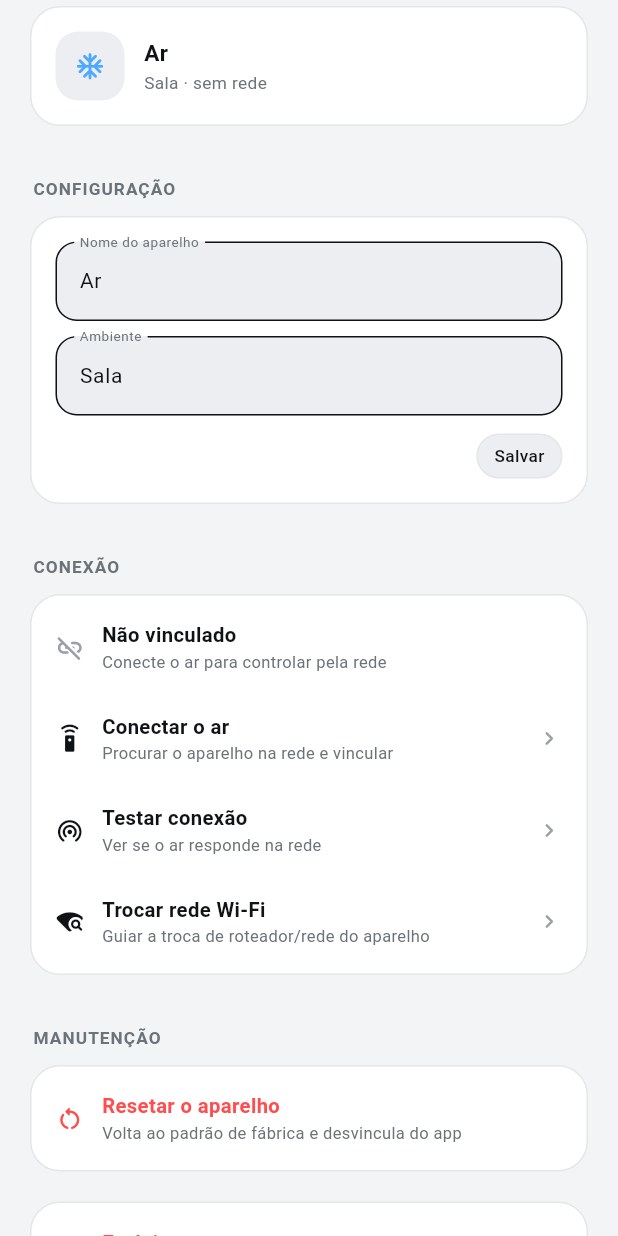
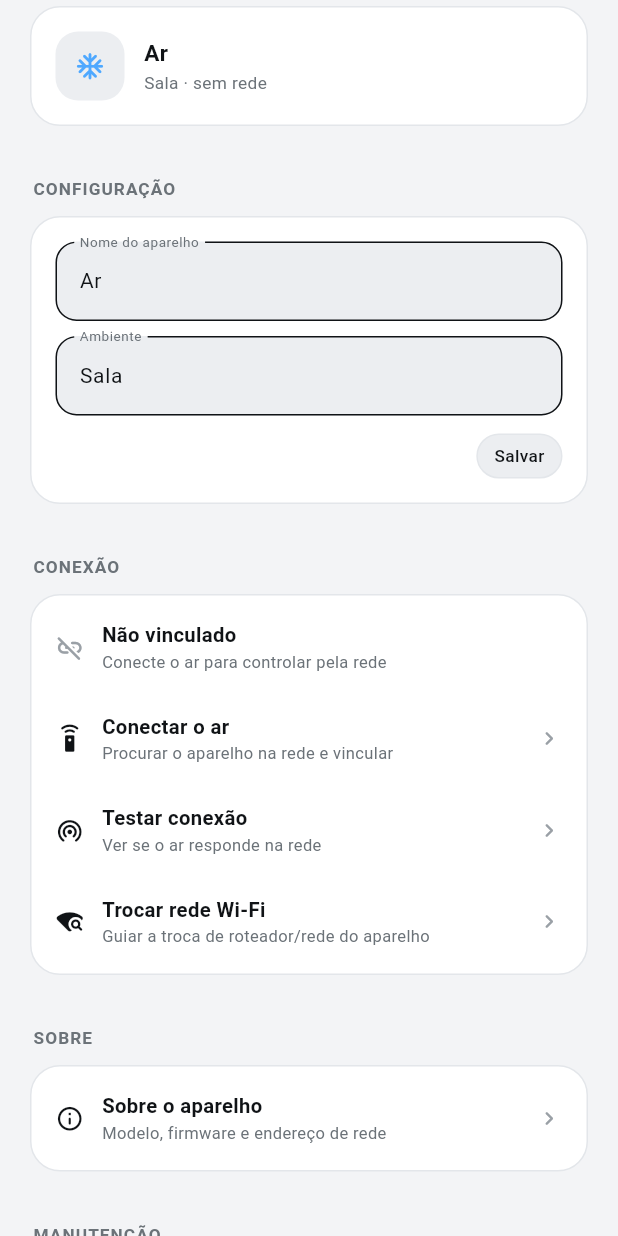
Before and after one commit to matheusvcl/Gree-App, a Flutter app: the DeviceManageScreen widget shown alone on an empty page, opened directly with empty values, on a phone screen of 412 x 824 dp. Run offline on Flutter 3.47's test engine with Material 3 defaults, Android fonts, the phone set to English and light mode, and no system bars; our stand-ins replace geolocator, open_filex, qr_flutter, shared_preferences; missing offline and left inert: pointycastle; accounts and stored records are empty; network calls fail.

Commit message:
feat: área Sobre o aparelho + espaçamento dos botões da barra
Nova tela com nome, ambiente, modelo (ID), versão/firmware, rede, IP e MAC, aberta pela seção Sobre do Gerenciar ar. Firmware e modelo são salvos no pareamento. ActionBar ganha espaço entre os botões.

```diff
--- a/lib/screens/device_manage.dart
+++ b/lib/screens/device_manage.dart
@@ -4,6 +4,7 @@ import '../state.dart';
 import '../widgets.dart';
 import '../services/gree_lan.dart';
 import 'device_pairing.dart';
+import 'device_about.dart';
 
 /* Gestão individual do aparelho: identidade, conexão LAN (vincular, testar,
    trocar rede) e reset. As ações falam com o protocolo Gree de verdade. */
@@ -215,6 +216,17 @@ class _DeviceManageScreenState extends State<DeviceManageScreen> {
           ),
         ]),
       ),
+      const SectionTitle('Sobre'),
+      AppCard(
+        padding: const EdgeInsets.symmetric(horizontal: 16, vertical: 4),
+        child: _connRow(
+          p,
+          icon: Icons.info_outline_rounded,
+          title: 'Sobre o aparelho',
+          sub: 'Modelo, firmware e endereço de rede',
+          onTap: () => Navigator.push(context, MaterialPageRoute(builder: (_) => DeviceAboutScreen(st: st))),
+        ),
+      ),
       const SectionTitle('Manutenção'),
       AppCard(
         padding: const EdgeInsets.symmetric(horizontal: 16, vertical: 4),
--- a/lib/screens/device_pairing.dart
+++ b/lib/screens/device_pairing.dart
@@ -63,6 +63,8 @@ class _DevicePairingScreenState extends State<DevicePairingScreen> {
       d.mac = dev.cid;
       d.lanKey = key;
       d.ip = dev.address;
+      d.fw = dev.ver;
+      d.model = dev.model;
       if (d.wifi.isEmpty) d.wifi = 'rede local';
     });
     setState(() {
--- a/lib/state.dart
+++ b/lib/state.dart
@@ -18,14 +18,17 @@ class Device {
   String mac; // MAC do módulo Wi-Fi (vinculação LAN)
   String lanKey; // chave exclusiva do aparelho (protocolo Gree)
   String ip; // último IP conhecido
-  Device({required this.id, required this.name, required this.room, this.type = 'ar', this.on = false, this.temp = 22, this.fan = 2, this.mode = 'cool', this.swing = 'Fixo', this.locked = false, this.wifi = '', this.mac = '', this.lanKey = '', this.ip = ''});
+  String fw; // versão do firmware (do scan)
+  String model; // número do modelo (ID)
+  Device({required this.id, required this.name, required this.room, this.type = 'ar', this.on = false, this.temp = 22, this.fan = 2, this.mode = 'cool', this.swing = 'Fixo', this.locked = false, this.wifi = '', this.mac = '', this.lanKey = '', this.ip = '', this.fw = '', this.model = ''});
 
-  Map<String, dynamic> toJson() => {'id': id, 'name': name, 'room': room, 'type': type, 'on': on, 'temp': temp, 'fan': fan, 'mode': mode, 'swing': swing, 'locked': locked, 'wifi': wifi, 'mac': mac, 'lanKey': lanKey, 'ip': ip};
+  Map<String, dynamic> toJson() => {'id': id, 'name': name, 'room': room, 'type': type, 'on': on, 'temp': temp, 'fan': fan, 'mode': mode, 'swing': swing, 'locked': locked, 'wifi': wifi, 'mac': mac, 'lanKey': lanKey, 'ip': ip, 'fw': fw, 'model': model};
   factory Device.fromJson(Map<String, dynamic> j) => Device(
       id: j['id'], name: j['name'], room: j['room'], type: j['type'] ?? 'ar',
       on: j['on'] ?? false, temp: j['temp'] ?? 22, fan: j['fan'] ?? 2,
       mode: j['mode'] ?? 'cool', swing: j['swing'] ?? 'Fixo', locked: j['locked'] ?? false,
-      wifi: j['wifi'] ?? '', mac: j['mac'] ?? '', lanKey: j['lanKey'] ?? '', ip: j['ip'] ?? '');
+      wifi: j['wifi'] ?? '', mac: j['mac'] ?? '', lanKey: j['lanKey'] ?? '', ip: j['ip'] ?? '',
+      fw: j['fw'] ?? '', model: j['model'] ?? '');
 }
 
 class Schedule {
```
Also changed, not shown: lib/screens/device_about.dart (added, +79 -0 lines), lib/widgets.dart (+13 -7 lines).
